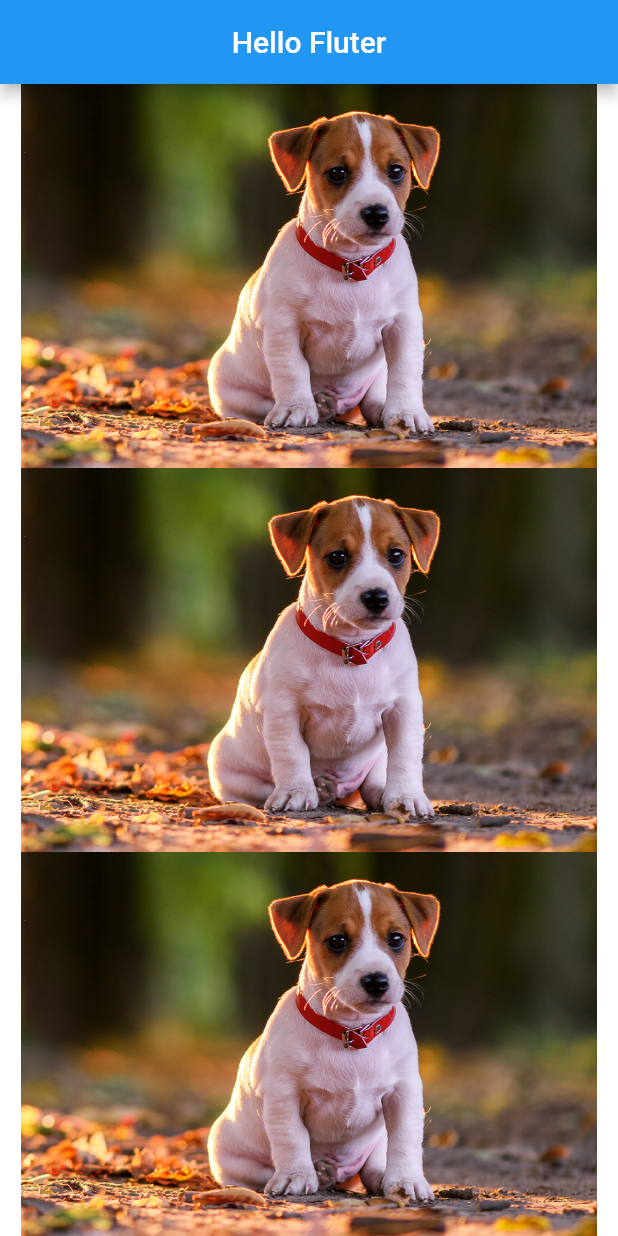
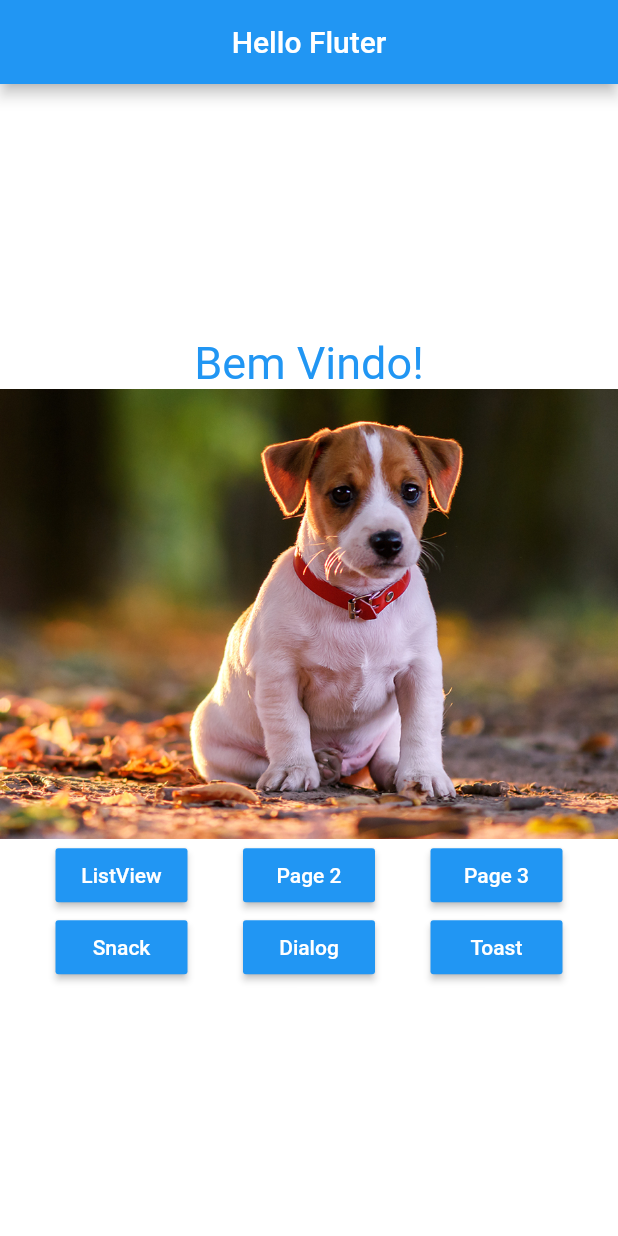
Before and after one commit to gabriellopesjds/flutter_widgets, a Flutter app: the screen it shows after launch, on a phone screen of 412 x 824 dp. Run offline on Flutter 3.47's test engine with Material 2 defaults, Android fonts, the phone set to English and light mode, and no system bars.

```diff
--- a/lib/home_page.dart
+++ b/lib/home_page.dart
@@ -24,17 +24,16 @@ class HomePage extends StatelessWidget {
         child: Column(
           mainAxisAlignment: MainAxisAlignment.center,
           children: <Widget>[
-            //_buildText(),
+            _buildText(),
             _buildPageView(),
-            _buildPageView(),
-            _buildPageView(),
-            //_buildButtons(context),
+            _buildButtons(context),
           ],
         ));
   }
 
-    _buildPageView() {
-    return Expanded(
+  Container _buildPageView() {
+    return Container(
+      height: 300,
       child: PageView(
         children: <Widget>[
           _buildImg("assets/images/dog1.png"),
@@ -86,6 +85,7 @@ class HomePage extends StatelessWidget {
   _buildImg(String path) {
     return Image.asset(
       path,
+      fit: BoxFit.cover,
     );
   }
 
```
Also changed, not shown: lib/pages/listview_page_example.dart (+50 -10 lines).
